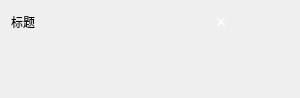
This is src/notificationPopup.ui in SwartzMss/EasyNotify as Qt 5 draws it before an edit. The edited form follows.
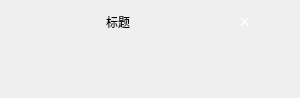
This is the edited form.

Commit message: feat: add priority icons using standard icons

The edit to the form file:
```diff
--- a/src/notificationPopup.ui
+++ b/src/notificationPopup.ui
@@ -19,6 +19,9 @@
   <layout class="QVBoxLayout" name="verticalLayout" stretch="0,1">
    <item>
     <layout class="QHBoxLayout" name="topLayout">
+     <item>
+      <widget class="QLabel" name="iconLabel"/>
+     </item>
      <item>
       <widget class="QLabel" name="titleLabel">
        <property name="text">
```
The commit also changes 3 other files.
